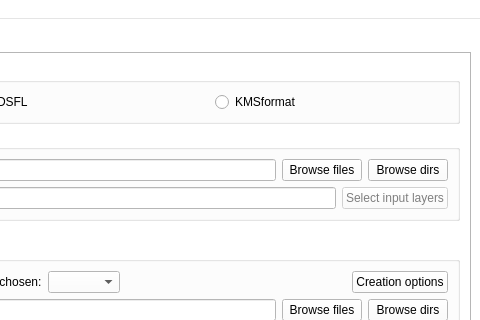
Old version of the form UI/Trui.ui in the repository MartinHvidberg/kmstrans_fra_SDFE_SEQ200131; both pictures show x 533 to 1013 and y 0 to 320 of the 1013 by 721 pixel window.
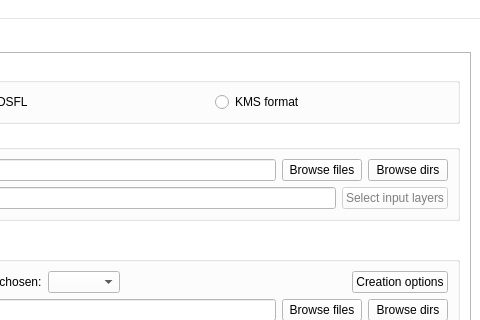
New version of the form. The open tabs and pages were chosen to show the change. Icons and pictures are not drawn.

```diff
--- a/UI/Trui.ui
+++ b/UI/Trui.ui
@@ -1455,7 +1455,7 @@
              <item>
               <widget class="QRadioButton" name="rdobt_f2f_kmsformat">
                <property name="text">
-                <string>KMSformat</string>
+                <string>KMS format</string>
                </property>
               </widget>
              </item>
```
Left out of the diff: 2 changed lines with no effect on the pictures.
